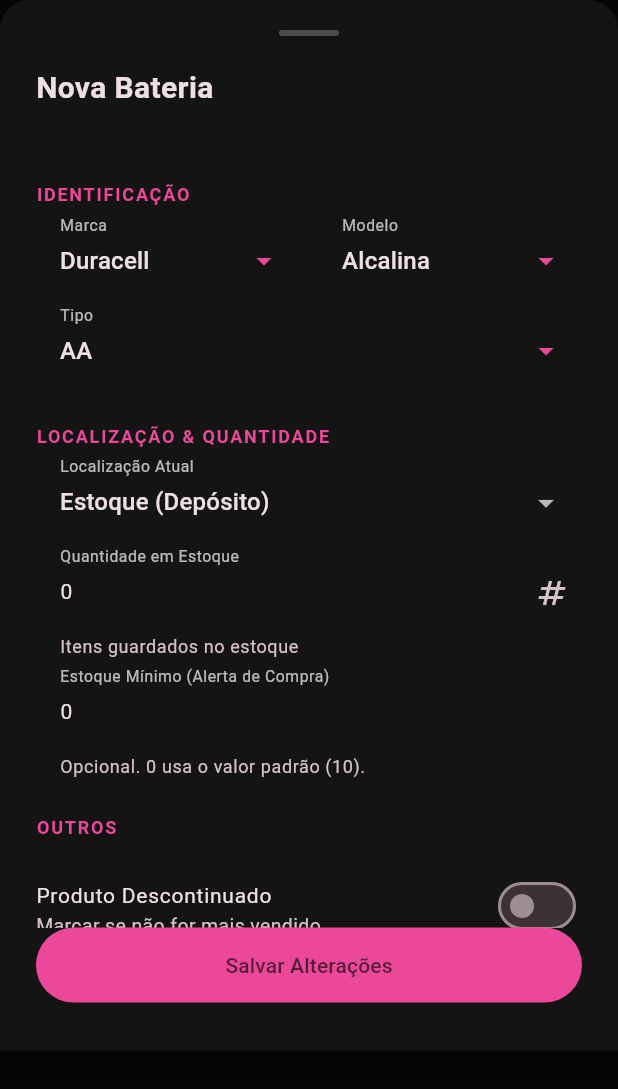
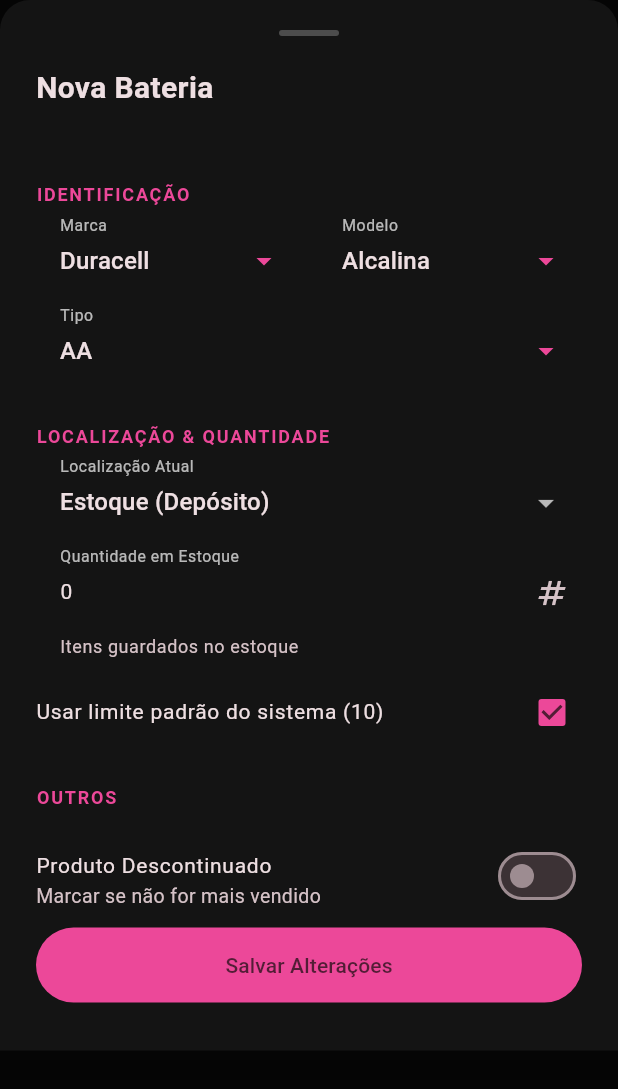
Before and after one commit to polarxpression/bms, a Flutter app: the BatteryFormScreen widget shown alone on an empty page, opened directly, on a phone screen of 412 x 824 dp. Shown: the top 1089 px of the screen. Run offline on Flutter 3.47's test engine with Material 3 defaults, Android fonts, the phone set to English and light mode, and no system bars; our stand-ins replace cloud_firestore, csv, diacritic, firebase_core, flutter_riverpod, flutter_svg and 6 more; missing offline and left inert: file_saver, version; accounts and stored records are empty; network calls fail.

Commit message:
feat: allow disabling min stock alert or setting custom value

```diff
--- a/lib/core/models/battery.dart
+++ b/lib/core/models/battery.dart
@@ -27,6 +27,9 @@
   int gondolaQuantity;
   bool discontinued;
 
+  // NEW: Whether to use the global default min stock or a custom one
+  bool useDefaultMinStock;
+
   Battery({
     required this.id,
     required this.name,
@@ -38,6 +41,7 @@
     required this.quantity,
     this.lowStockThreshold = 2,
     this.minStockThreshold = 0,
+    this.useDefaultMinStock = true,
     required this.purchaseDate,
     required this.lastChanged,
     this.voltage = '',
@@ -95,6 +99,7 @@
       quantity: rawQty,
       lowStockThreshold: data['lowStockThreshold'] ?? 2,
       minStockThreshold: data['minStockThreshold'] ?? 0,
+      useDefaultMinStock: data['useDefaultMinStock'] ?? true,
       purchaseDate:
           (data['purchaseDate'] as Timestamp?)?.toDate() ?? DateTime.now(),
       lastChanged:
@@ -122,6 +127,7 @@
       'quantity': quantity,
       'lowStockThreshold': lowStockThreshold,
       'minStockThreshold': minStockThreshold,
+      'useDefaultMinStock': useDefaultMinStock,
       'purchaseDate': Timestamp.fromDate(purchaseDate),
       'lastChanged': Timestamp.fromDate(lastChanged),
       'voltage': voltage,
--- a/lib/ui/screens/battery_form_screen.dart
+++ b/lib/ui/screens/battery_form_screen.dart
@@ -24,6 +24,7 @@
 
   // NEW: Min Stock Threshold
   int _minStockThreshold = 0;
+  bool _useDefaultMinStock = true;
 
   // Controllers
   final TextEditingController _qtyController = TextEditingController();
@@ -57,6 +58,7 @@
     _gondolaQty = b?.gondolaQuantity ?? 0;
     _gondolaLimit = b?.gondolaLimit ?? 0;
     _minStockThreshold = b?.minStockThreshold ?? 0;
+    _useDefaultMinStock = b?.useDefaultMinStock ?? true;
 
     // Initialize controller based on current location
     _qtyController.text =
@@ -263,12 +265,28 @@
                     // We'll show it generally but clarify it's for Stock.
                     if (_currentLocation == 'Estoque') ...[
                       const SizedBox(height: 12),
+                      CheckboxListTile(
+                        contentPadding: EdgeInsets.zero,
+                        title: Text(
+                          'Usar limite padrão do sistema (${state.defaultMinStockThreshold})',
+                          style: const TextStyle(fontSize: 14),
+                        ),
+                        value: _useDefaultMinStock,
+                        onChanged: (v) => setState(() {
+                          _useDefaultMinStock = v ?? true;
+                          if (_useDefaultMinStock) {
+                            _minStockThreshold = 0; // Or whatever, ignored
+                          }
+                        }),
+                        activeColor: const Color(0xFFEC4899),
+                      ),
+                      if (!_useDefaultMinStock)
                         TextFormField(
                           initialValue: _minStockThreshold.toString(),
-                        decoration: InputDecoration(
-                          labelText: 'Estoque Mínimo (Alerta de Compra)',
+                          decoration: const InputDecoration(
+                            labelText: 'Estoque Mínimo Personalizado',
                             helperText:
-                              'Opcional. 0 usa o valor padrão (${state.defaultMinStockThreshold}).',
+                                'Defina 0 para "Nenhum" (não alertar).',
                           ),
                           keyboardType: TextInputType.number,
                           onSaved: (v) =>
@@ -395,6 +413,7 @@
       quantity: _stockQty,
       lowStockThreshold: _threshold,
       minStockThreshold: _minStockThreshold, // NEW
+      useDefaultMinStock: _useDefaultMinStock, // NEW
       purchaseDate: widget.batteryToEdit?.purchaseDate ?? DateTime.now(),
       lastChanged: DateTime.now(),
       voltage: _voltage,
```
Also changed, not shown: lib/state/app_state.dart (+19 -6 lines). Lines whose indentation alone changed are shown as unchanged.
